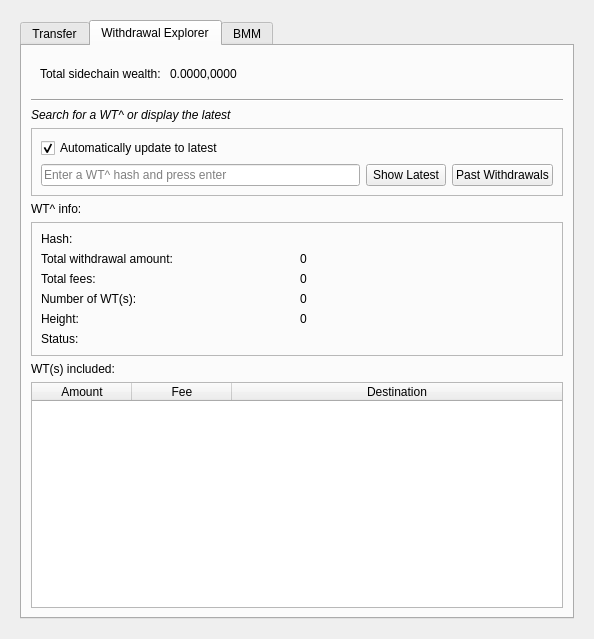
The window that src/qt/forms/sidechainpage.ui (skydogenet/sidechains) describes before a commit, drawn with Qt 5.
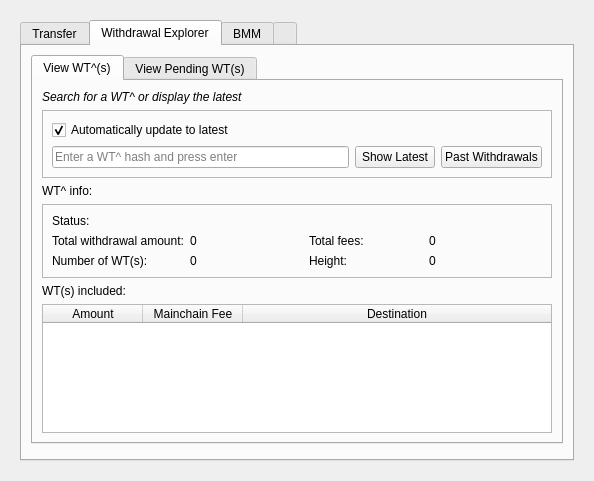
The same window after the commit. The open tabs and pages were chosen to show the change. Icons and pictures are not drawn. Custom widgets are drawn as their Qt base class.

Commit message:
Sidechain page upgrades
* Move total sidechain wealth to a label next to the tabs of the tab
widget

* Reorganize the WT^ explorer page

* Add unspent WT^ tab to WT^ explorer

* Remove parent / sidechain logos from transfer page

Patch:
```diff
--- a/src/qt/forms/sidechainpage.ui
+++ b/src/qt/forms/sidechainpage.ui
@@ -7,7 +7,7 @@
     <x>0</x>
     <y>0</y>
     <width>594</width>
-    <height>639</height>
+    <height>481</height>
    </rect>
   </property>
   <property name="sizePolicy">
@@ -32,6 +32,22 @@
          <property name="enabled">
           <bool>true</bool>
          </property>
+         <property name="styleSheet">
+          <string notr="true">QTabBar::tab:last:disabled {
+    	color: white;
+		background: transparent;
+}
+
+QTabBar::tab:disabled {
+		color: transparent;
+		background: transparent;
+}
+
+</string>
+         </property>
+         <property name="tabPosition">
+          <enum>QTabWidget::North</enum>
+         </property>
          <property name="currentIndex">
           <number>0</number>
          </property>
@@ -44,6 +60,22 @@
            <string>Transfer</string>
           </attribute>
           <layout class="QGridLayout" name="gridLayout">
+           <item row="4" column="0" colspan="2">
+            <spacer name="verticalSpacer_4">
+             <property name="orientation">
+              <enum>Qt::Vertical</enum>
+             </property>
+             <property name="sizeType">
+              <enum>QSizePolicy::Minimum</enum>
+             </property>
+             <property name="sizeHint" stdset="0">
+              <size>
+               <width>20</width>
+               <height>40</height>
+              </size>
+             </property>
+            </spacer>
+           </item>
            <item row="3" column="0" colspan="2">
             <widget class="QTabWidget" name="tabWidgetTransfer">
              <property name="autoFillBackground">
@@ -601,116 +633,6 @@
              </widget>
             </widget>
            </item>
-           <item row="0" column="1">
-            <widget class="QFrame" name="frame_2">
-             <property name="frameShape">
-              <enum>QFrame::StyledPanel</enum>
-             </property>
-             <property name="frameShadow">
-              <enum>QFrame::Raised</enum>
-             </property>
-             <layout class="QGridLayout" name="gridLayout_3">
-              <item row="0" column="0">
-               <widget class="QLabel" name="label_2">
-                <property name="text">
-                 <string>Sidechain: Testchain</string>
-                </property>
-               </widget>
-              </item>
-              <item row="1" column="0">
-               <widget class="QPushButton" name="pushButtonSidechain">
-                <property name="text">
-                 <string/>
-                </property>
-                <property name="icon">
-                 <iconset resource="../bitcoin.qrc">
-                  <normaloff>:/icons/bitcoin</normaloff>:/icons/bitcoin</iconset>
-                </property>
-                <property name="iconSize">
-                 <size>
-                  <width>96</width>
-                  <height>96</height>
-                 </size>
-                </property>
-                <property name="flat">
-                 <bool>true</bool>
-                </property>
-               </widget>
-              </item>
-             </layout>
-            </widget>
-           </item>
-           <item row="4" column="0" colspan="2">
-            <spacer name="verticalSpacer_4">
-             <property name="orientation">
-              <enum>Qt::Vertical</enum>
-             </property>
-             <property name="sizeType">
-              <enum>QSizePolicy::Minimum</enum>
-             </property>
-             <property name="sizeHint" stdset="0">
-              <size>
-               <width>20</width>
-               <height>40</height>
-              </size>
-             </property>
-            </spacer>
-           </item>
-           <item row="0" column="0">
-            <widget class="QFrame" name="frame">
-             <property name="frameShape">
-              <enum>QFrame::StyledPanel</enum>
-             </property>
-             <property name="frameShadow">
-              <enum>QFrame::Raised</enum>
-             </property>
-             <layout class="QGridLayout" name="gridLayout_2">
-              <item row="0" column="0">
-               <widget class="QLabel" name="label">
-                <property name="text">
-                 <string>Parent Chain: DriveNetTESTDRIVE</string>
-                </property>
-               </widget>
-              </item>
-              <item row="1" column="0">
-               <widget class="QPushButton" name="pushButtonMainchain">
-                <property name="text">
-                 <string/>
-                </property>
-                <property name="icon">
-                 <iconset resource="../bitcoin.qrc">
-                  <normaloff>:/icons/drivenet</normaloff>:/icons/drivenet</iconset>
-                </property>
-                <property name="iconSize">
-                 <size>
-                  <width>96</width>
-                  <height>96</height>
-                 </size>
-                </property>
-                <property name="flat">
-                 <bool>true</bool>
-                </property>
-               </widget>
-              </item>
-             </layout>
-            </widget>
-           </item>
-           <item row="1" column="0" colspan="2">
-            <spacer name="verticalSpacer_5">
-             <property name="orientation">
-              <enum>Qt::Vertical</enum>
-             </property>
-             <property name="sizeType">
-              <enum>QSizePolicy::Maximum</enum>
-             </property>
-             <property name="sizeHint" stdset="0">
-              <size>
-               <width>5</width>
-               <height>5</height>
-              </size>
-             </property>
-            </spacer>
-           </item>
           </layout>
          </widget>
          <widget class="QWidget" name="tabWithdrawalExplorer">
@@ -725,21 +647,104 @@
            <string>Withdrawal Explorer</string>
           </attribute>
           <layout class="QGridLayout" name="gridLayout_6">
-           <item row="5" column="0">
-            <widget class="QLabel" name="label_12">
-             <property name="text">
-              <string>WT^ info:</string>
+           <item row="1" column="0">
+            <widget class="QFrame" name="frame_15">
+             <property name="frameShape">
+              <enum>QFrame::NoFrame</enum>
              </property>
+             <property name="frameShadow">
+              <enum>QFrame::Raised</enum>
+             </property>
+             <property name="lineWidth">
+              <number>0</number>
+             </property>
+             <layout class="QHBoxLayout" name="horizontalLayout_3">
+              <property name="topMargin">
+               <number>0</number>
+              </property>
+              <property name="bottomMargin">
+               <number>0</number>
+              </property>
+             </layout>
             </widget>
            </item>
-           <item row="2" column="0">
+           <item row="0" column="0">
+            <widget class="QTabWidget" name="tabWidget_3">
+             <property name="currentIndex">
+              <number>0</number>
+             </property>
+             <widget class="QWidget" name="tab">
+              <attribute name="title">
+               <string>View WT^(s)</string>
+              </attribute>
+              <layout class="QVBoxLayout" name="verticalLayout_5">
+               <item>
             <widget class="QLabel" name="label_29">
              <property name="text">
               <string>&lt;html&gt;&lt;head/&gt;&lt;body&gt;&lt;p&gt;&lt;span style=&quot; font-style:italic;&quot;&gt;Search for a WT^ or display the latest&lt;/span&gt;&lt;/p&gt;&lt;/body&gt;&lt;/html&gt;</string>
              </property>
             </widget>
            </item>
-           <item row="6" column="0">
+               <item>
+                <widget class="QFrame" name="frame_5">
+                 <property name="frameShape">
+                  <enum>QFrame::StyledPanel</enum>
+                 </property>
+                 <property name="frameShadow">
+                  <enum>QFrame::Raised</enum>
+                 </property>
+                 <layout class="QGridLayout" name="gridLayout_16">
+                  <item row="1" column="1">
+                   <widget class="QPushButton" name="pushButtonShowLatestWTPrime">
+                    <property name="text">
+                     <string>Show Latest</string>
+                    </property>
+                   </widget>
+                  </item>
+                  <item row="1" column="0">
+                   <widget class="QLineEdit" name="lineEditWTPrimeHash">
+                    <property name="maxLength">
+                     <number>64</number>
+                    </property>
+                    <property name="placeholderText">
+                     <string>Enter a WT^ hash and press enter</string>
+                    </property>
+                    <property name="clearButtonEnabled">
+                     <bool>true</bool>
+                    </property>
+                   </widget>
+                  </item>
+                  <item row="0" column="0">
+                   <widget class="QCheckBox" name="checkBoxAutoWTPrimeRefresh">
+                    <property name="text">
+                     <string>Automatically update to latest</string>
+                    </property>
+                    <property name="checked">
+                     <bool>true</bool>
+                    </property>
+                   </widget>
+                  </item>
+                  <item row="1" column="2">
+                   <widget class="QPushButton" name="pushButtonShowPastWTPrimes">
+                    <property name="text">
+                     <string>Past Withdrawals</string>
+                    </property>
+                   </widget>
+                  </item>
+                 </layout>
+                </widget>
+               </item>
+               <item>
+                <widget class="QLabel" name="labelWTPrimeHash">
+                 <property name="text">
+                  <string>WT^ info:</string>
+                 </property>
+                 <property name="textInteractionFlags">
+                  <set>Qt::TextSelectableByMouse</set>
+                 </property>
+                </widget>
+               </item>
+               <item>
             <widget class="QFrame" name="frame_9">
              <property name="frameShape">
               <enum>QFrame::StyledPanel</enum>
@@ -748,6 +753,34 @@
               <enum>QFrame::Raised</enum>
              </property>
              <layout class="QGridLayout" name="gridLayout_7">
+                  <item row="3" column="3">
+                   <widget class="QLabel" name="labelBlockHeight">
+                    <property name="text">
+                     <string>0</string>
+                    </property>
+                   </widget>
+                  </item>
+                  <item row="1" column="2">
+                   <widget class="QLabel" name="label_30">
+                    <property name="text">
+                     <string>Total fees:</string>
+                    </property>
+                   </widget>
+                  </item>
+                  <item row="1" column="3">
+                   <widget class="QLabel" name="labelTotalFees">
+                    <property name="text">
+                     <string>0</string>
+                    </property>
+                   </widget>
+                  </item>
+                  <item row="3" column="2">
+                   <widget class="QLabel" name="label_33">
+                    <property name="text">
+                     <string>Height:</string>
+                    </property>
+                   </widget>
+                  </item>
               <item row="3" column="1">
                <widget class="QLabel" name="labelNumWT">
                 <property name="text">
@@ -776,76 +809,31 @@
                 </property>
                </widget>
               </item>
-              <item row="0" column="0" colspan="2">
-               <widget class="QLabel" name="labelWTPrimeHash">
-                <property name="text">
-                 <string>Hash: </string>
-                </property>
-                <property name="textInteractionFlags">
-                 <set>Qt::TextSelectableByMouse</set>
-                </property>
-               </widget>
-              </item>
-              <item row="5" column="0">
+                  <item row="0" column="0">
                <widget class="QLabel" name="label_11">
                 <property name="text">
                  <string>Status:</string>
                 </property>
                </widget>
               </item>
-              <item row="5" column="1">
+                  <item row="0" column="1">
                <widget class="QLabel" name="labelStatus">
                 <property name="text">
                  <string/>
                 </property>
                </widget>
               </item>
-              <item row="2" column="0">
-               <widget class="QLabel" name="label_30">
-                <property name="text">
-                 <string>Total fees:</string>
-                </property>
-               </widget>
-              </item>
-              <item row="2" column="1">
-               <widget class="QLabel" name="labelTotalFees">
-                <property name="text">
-                 <string>0</string>
-                </property>
-               </widget>
-              </item>
-              <item row="4" column="1">
-               <widget class="QLabel" name="labelBlockHeight">
-                <property name="text">
-                 <string>0</string>
-                </property>
-               </widget>
-              </item>
-              <item row="4" column="0">
-               <widget class="QLabel" name="label_33">
-                <property name="text">
-                 <string>Height:</string>
-                </property>
-               </widget>
-              </item>
              </layout>
             </widget>
            </item>
-           <item row="7" column="0">
+               <item>
             <widget class="QLabel" name="label_24">
              <property name="text">
               <string>WT(s) included:</string>
              </property>
             </widget>
            </item>
-           <item row="1" column="0">
-            <widget class="Line" name="line_3">
-             <property name="orientation">
-              <enum>Qt::Horizontal</enum>
-             </property>
-            </widget>
-           </item>
-           <item row="8" column="0">
+               <item>
             <widget class="QTableWidget" name="tableWidgetWTs">
              <property name="sizeAdjustPolicy">
               <enum>QAbstractScrollArea::AdjustIgnored</enum>
@@ -862,6 +850,9 @@
              <property name="wordWrap">
               <bool>false</bool>
              </property>
+                 <property name="cornerButtonEnabled">
+                  <bool>false</bool>
+                 </property>
              <property name="rowCount">
               <number>0</number>
              </property>
@@ -881,7 +872,7 @@
              </column>
              <column>
               <property name="text">
-               <string>Fee</string>
+                   <string>Mainchain Fee</string>
               </property>
              </column>
              <column>
@@ -891,92 +882,45 @@
              </column>
             </widget>
            </item>
-           <item row="3" column="0">
-            <widget class="QFrame" name="frame_5">
-             <property name="frameShape">
-              <enum>QFrame::StyledPanel</enum>
-             </property>
-             <property name="frameShadow">
-              <enum>QFrame::Raised</enum>
-             </property>
-             <layout class="QGridLayout" name="gridLayout_16">
-              <item row="1" column="1">
-               <widget class="QPushButton" name="pushButtonShowLatestWTPrime">
-                <property name="text">
-                 <string>Show Latest</string>
-                </property>
-               </widget>
-              </item>
-              <item row="1" column="0">
-               <widget class="QLineEdit" name="lineEditWTPrimeHash">
-                <property name="maxLength">
-                 <number>64</number>
-                </property>
-                <property name="placeholderText">
-                 <string>Enter a WT^ hash and press enter</string>
-                </property>
-                <property name="clearButtonEnabled">
-                 <bool>true</bool>
-                </property>
-               </widget>
-              </item>
-              <item row="0" column="0">
-               <widget class="QCheckBox" name="checkBoxAutoWTPrimeRefresh">
-                <property name="text">
-                 <string>Automatically update to latest</string>
-                </property>
-                <property name="checked">
-                 <bool>true</bool>
-                </property>
-               </widget>
-              </item>
-              <item row="1" column="2">
-               <widget class="QPushButton" name="pushButtonShowPastWTPrimes">
-                <property name="text">
-                 <string>Past Withdrawals</string>
-                </property>
-               </widget>
-              </item>
-             </layout>
-            </widget>
-           </item>
-           <item row="0" column="0">
-            <widget class="QFrame" name="frame_4">
-             <property name="frameShape">
-              <enum>QFrame::NoFrame</enum>
-             </property>
-             <property name="frameShadow">
-              <enum>QFrame::Raised</enum>
-             </property>
-             <layout class="QHBoxLayout" name="horizontalLayout_3">
+              </layout>
+             </widget>
+             <widget class="QWidget" name="tab_2">
+              <attribute name="title">
+               <string>View Pending WT(s)</string>
+              </attribute>
+              <layout class="QVBoxLayout" name="verticalLayout_4">
               <item>
-               <widget class="QLabel" name="label_10">
+                <widget class="QLabel" name="label_34">
                 <property name="text">
-                 <string>Total sidechain wealth: </string>
+                  <string>Unspent WT(s)</string>
                 </property>
                </widget>
               </item>
               <item>
-               <widget class="QLabel" name="labelTotalWealth">
-                <property name="text">
-                 <string>0.0000,0000</string>
-                </property>
-               </widget>
-              </item>
-              <item>
-               <spacer name="horizontalSpacer">
-                <property name="orientation">
-                 <enum>Qt::Horizontal</enum>
-                </property>
-                <property name="sizeHint" stdset="0">
-                 <size>
-                  <width>40</width>
-                  <height>20</height>
-                 </size>
-                </property>
-               </spacer>
-              </item>
-             </layout>
+                <widget class="QTableView" name="tableViewUnspentWT">
+                 <property name="font">
+                  <font>
+                   <family>Noto Sans</family>
+                   <weight>50</weight>
+                   <bold>false</bold>
+                  </font>
+                 </property>
+                 <property name="editTriggers">
+                  <set>QAbstractItemView::NoEditTriggers</set>
+                 </property>
+                 <property name="wordWrap">
+                  <bool>false</bool>
+                 </property>
+                 <property name="cornerButtonEnabled">
+                  <bool>false</bool>
+                 </property>
+                 <attribute name="horizontalHeaderStretchLastSection">
+                  <bool>true</bool>
+                 </attribute>
+                </widget>
+               </item>
+              </layout>
+             </widget>
             </widget>
            </item>
           </layout>
@@ -1000,14 +944,14 @@
                <string>Automated</string>
               </attribute>
               <layout class="QGridLayout" name="gridLayout_14">
-               <item row="2" column="0" colspan="2">
+               <item row="1" column="0" colspan="2">
                 <widget class="Line" name="line_2">
                  <property name="orientation">
                   <enum>Qt::Horizontal</enum>
                  </property>
                 </widget>
                </item>
-               <item row="1" column="0">
+               <item row="0" column="0">
                 <widget class="QCheckBox" name="checkBoxEnableAutomation">
                  <property name="statusTip">
                   <string/>
@@ -1023,14 +967,7 @@
                  </property>
                 </widget>
                </item>
-               <item row="0" column="0" colspan="2">
-                <widget class="QLabel" name="label_23">
-                 <property name="text">
-                  <string>Make sure you set --minerbreakforbmm on the mainchain!</string>
-                 </property>
-                </widget>
-               </item>
-               <item row="7" column="0" colspan="2">
+               <item row="6" column="0" colspan="2">
                 <widget class="QFrame" name="frame_14">
                  <property name="frameShape">
                   <enum>QFrame::StyledPanel</enum>
@@ -1062,14 +999,14 @@
                  </layout>
                 </widget>
                </item>
-               <item row="1" column="1">
+               <item row="0" column="1">
                 <widget class="QPushButton" name="pushButtonConfigureBMM">
                  <property name="text">
                   <string>Redo Mainchain Connection</string>
                  </property>
                 </widget>
                </item>
-               <item row="11" column="0" colspan="2">
+               <item row="10" column="0" colspan="2">
                 <widget class="QFrame" name="frame_13">
                  <property name="frameShape">
                   <enum>QFrame::StyledPanel</enum>
@@ -1113,7 +1050,7 @@
                  </layout>
                 </widget>
                </item>
-               <item row="12" column="0" colspan="2">
+               <item row="11" column="0" colspan="2">
                 <spacer name="verticalSpacer_3">
                  <property name="orientation">
                   <enum>Qt::Vertical</enum>
@@ -1129,7 +1066,7 @@
                  </property>
                 </spacer>
                </item>
-               <item row="3" column="0" colspan="2">
+               <item row="2" column="0" colspan="2">
                 <widget class="QFrame" name="frame_10">
                  <property name="minimumSize">
                   <size>
@@ -1374,6 +1311,11 @@
            </item>
           </layout>
          </widget>
+         <widget class="QWidget" name="tab_3">
+          <attribute name="title">
+           <string/>
+          </attribute>
+         </widget>
         </widget>
        </item>
       </layout>
```
Lines whose indentation alone changed are shown as unchanged. The commit also changes 1 other file.
